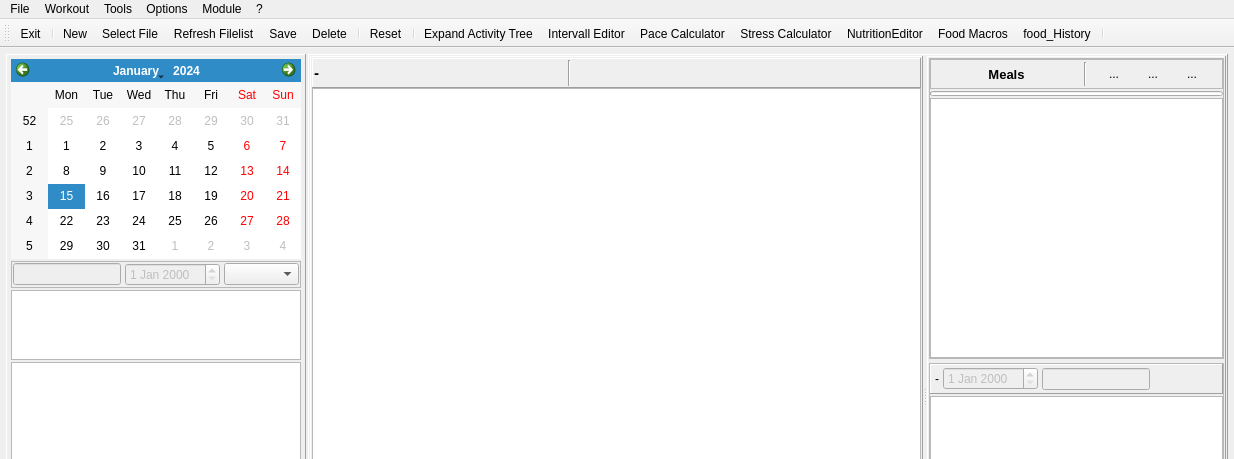
Above: mainwindow.ui from Tria-Andy/WorkoutEditor before the change; both pictures show x 0 to 1234 and y 0 to 459 of the 1234 by 766 pixel window. Below: the same form after it.
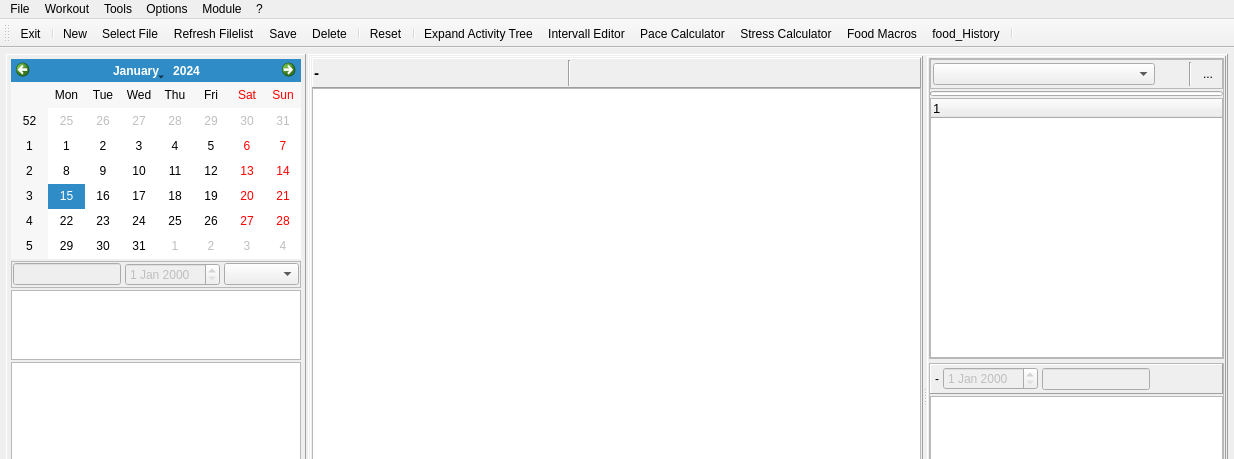
That is the form after the change. The open tabs and pages were chosen to show the change. Icons and pictures are not drawn. Custom widgets are drawn as their Qt base class.

Commit message: NutritionEditor Part 6

The edit to the form file:
```diff
--- a/mainwindow.ui
+++ b/mainwindow.ui
@@ -2846,11 +2846,14 @@
                      <property name="bottomMargin">
                       <number>2</number>
                      </property>
+                     <item>
+                      <widget class="QComboBox" name="comboBox_foodSelect"/>
+                     </item>
                      <item>
                       <widget class="QToolButton" name="toolButton_mealreset">
                        <property name="minimumSize">
                         <size>
-                         <width>125</width>
+                         <width>24</width>
                          <height>24</height>
                         </size>
                        </property>
@@ -2863,7 +2866,17 @@
                         </font>
                        </property>
                        <property name="text">
-                        <string>Meals</string>
+                        <string/>
+                       </property>
+                       <property name="icon">
+                        <iconset resource="resources.qrc">
+                         <normaloff>:/images/icons/tree.png</normaloff>:/images/icons/tree.png</iconset>
+                       </property>
+                       <property name="iconSize">
+                        <size>
+                         <width>18</width>
+                         <height>18</height>
+                        </size>
                        </property>
                        <property name="checkable">
                         <bool>false</bool>
@@ -2899,71 +2912,7 @@
                        </property>
                        <property name="icon">
                         <iconset resource="resources.qrc">
-                         <normaloff>:/images/icons/Create.png</normaloff>:/images/icons/Create.png</iconset>
-                       </property>
-                       <property name="iconSize">
-                        <size>
-                         <width>18</width>
-                         <height>18</height>
-                        </size>
-                       </property>
-                       <property name="autoRaise">
-                        <bool>true</bool>
-                       </property>
-                      </widget>
-                     </item>
-                     <item>
-                      <widget class="QToolButton" name="toolButton_deleteMenu">
-                       <property name="minimumSize">
-                        <size>
-                         <width>24</width>
-                         <height>24</height>
-                        </size>
-                       </property>
-                       <property name="maximumSize">
-                        <size>
-                         <width>24</width>
-                         <height>24</height>
-                        </size>
-                       </property>
-                       <property name="text">
-                        <string>...</string>
-                       </property>
-                       <property name="icon">
-                        <iconset resource="resources.qrc">
-                         <normaloff>:/images/icons/Delete.png</normaloff>:/images/icons/Delete.png</iconset>
-                       </property>
-                       <property name="iconSize">
-                        <size>
-                         <width>18</width>
-                         <height>18</height>
-                        </size>
-                       </property>
-                       <property name="autoRaise">
-                        <bool>true</bool>
-                       </property>
-                      </widget>
-                     </item>
-                     <item>
-                      <widget class="QToolButton" name="toolButton_saveMeals">
-                       <property name="minimumSize">
-                        <size>
-                         <width>24</width>
-                         <height>24</height>
-                        </size>
-                       </property>
-                       <property name="maximumSize">
-                        <size>
-                         <width>24</width>
-                         <height>24</height>
-                        </size>
-                       </property>
-                       <property name="text">
-                        <string>...</string>
-                       </property>
-                       <property name="icon">
-                        <iconset resource="resources.qrc">
-                         <normaloff>:/images/icons/Save.png</normaloff>:/images/icons/Save.png</iconset>
+                         <normaloff>:/images/icons/Editor.png</normaloff>:/images/icons/Editor.png</iconset>
                        </property>
                        <property name="iconSize">
                         <size>
@@ -2996,7 +2945,7 @@
                    </widget>
                   </item>
                   <item>
-                   <widget class="QTreeView" name="treeView_meals">
+                   <widget class="QTreeWidget" name="treeWidget_meals">
                     <property name="sizePolicy">
                      <sizepolicy hsizetype="Expanding" vsizetype="Expanding">
                       <horstretch>0</horstretch>
@@ -3015,6 +2964,11 @@
                     <property name="defaultDropAction">
                      <enum>Qt::MoveAction</enum>
                     </property>
+                    <column>
+                     <property name="text">
+                      <string notr="true">1</string>
+                     </property>
+                    </column>
                    </widget>
                   </item>
                  </layout>
@@ -3839,7 +3793,6 @@
    <addaction name="actionIntervall_Editor"/>
    <addaction name="actionPace_Calculator"/>
    <addaction name="actionStress_Calculator"/>
-   <addaction name="actionNutritionEditor"/>
    <addaction name="actionFood_Macros"/>
    <addaction name="actionfood_History"/>
    <addaction name="separator"/>
@@ -4058,15 +4011,6 @@
     <string>Expand</string>
    </property>
   </action>
-  <action name="actionNutritionEditor">
-   <property name="icon">
-    <iconset resource="resources.qrc">
-     <normaloff>:/images/icons/Editor.png</normaloff>:/images/icons/Editor.png</iconset>
-   </property>
-   <property name="text">
-    <string>NutritionEditor</string>
-   </property>
-  </action>
  </widget>
  <layoutdefault spacing="6" margin="11"/>
  <customwidgets>
```
Left out of the diff: 4 changed lines with no effect on the pictures. The commit also changes 6 other files.
